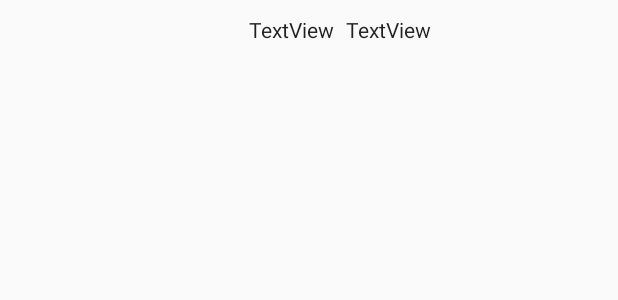
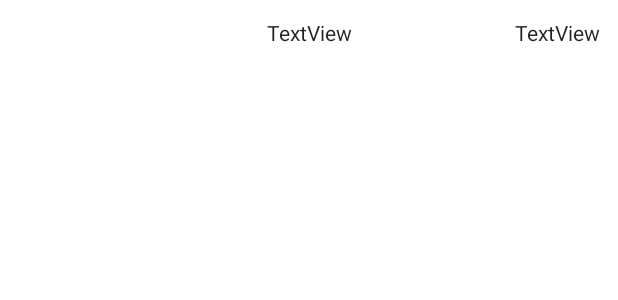
Before and after one commit to kifah1989/Lazy_Cashier, an Android app: the layout currency_text_recycler.xml on its own in the app's theme, with its tools: preview values and no code run, on a phone screen of 412 x 824 dp. Shown: the top 300 px of the screen. Run offline under Robolectric (Android 15) with nearby library versions, the phone set to English and light mode, and no system bars; network calls fail.

Commit message:
added material design

```diff
--- a/app/src/main/res/layout/currency_text_recycler.xml
+++ b/app/src/main/res/layout/currency_text_recycler.xml
@@ -1,33 +1,41 @@
 <?xml version="1.0" encoding="utf-8"?>
-<LinearLayout xmlns:android="http://schemas.android.com/apk/res/android"
+<androidx.constraintlayout.widget.ConstraintLayout xmlns:android="http://schemas.android.com/apk/res/android"
+    xmlns:app="http://schemas.android.com/apk/res-auto"
+    xmlns:tools="http://schemas.android.com/tools"
+    android:id="@+id/linearLayout"
     android:layout_width="match_parent"
     android:layout_height="wrap_content"
-    android:layout_gravity="center|top"
-    android:gravity="center"
-    android:orientation="horizontal">
+    android:padding="8dp">
 
     <ImageView
         android:id="@+id/curimg"
-        android:layout_width="42dp"
-        android:layout_height="26dp"
-        android:layout_gravity="top|left"
-        android:layout_marginTop="4dp"
-        android:padding="4dp" />
+        android:layout_width="65dp"
+        android:layout_height="28dp"
+        app:layout_constraintStart_toStartOf="parent"
+        tools:layout_editor_absoluteY="0dp" />
 
     <TextView
         android:id="@+id/curname"
         android:layout_width="wrap_content"
         android:layout_height="wrap_content"
-        android:layout_marginTop="4dp"
         android:padding="4dp"
-        android:text="TextView" />
+        android:text="TextView"
+        app:layout_constraintEnd_toStartOf="@+id/guideline2"
+        app:layout_constraintStart_toStartOf="@+id/guideline2" />
 
     <TextView
         android:id="@+id/curtxt"
         android:layout_width="wrap_content"
         android:layout_height="wrap_content"
-        android:layout_marginTop="4dp"
         android:padding="4dp"
-        android:text="TextView" />
+        android:text="TextView"
+        app:layout_constraintEnd_toEndOf="parent" />
 
-</LinearLayout>
+    <androidx.constraintlayout.widget.Guideline
+        android:id="@+id/guideline2"
+        android:layout_width="wrap_content"
+        android:layout_height="wrap_content"
+        android:orientation="vertical"
+        app:layout_constraintGuide_percent="0.5" />
+
+</androidx.constraintlayout.widget.ConstraintLayout>
--- a/app/src/main/res/values/colors.xml
+++ b/app/src/main/res/values/colors.xml
@@ -2,5 +2,5 @@
 <resources>
     <color name="colorPrimary">#008577</color>
     <color name="colorPrimaryDark">#00574B</color>
-    <color name="colorAccent">#D81B60</color>
+    <color name="colorAccent">#3498db</color>
 </resources>
--- a/app/src/main/res/values/styles.xml
+++ b/app/src/main/res/values/styles.xml
@@ -1,11 +1,13 @@
 <resources>
 
     <!-- Base application theme. -->
-    <style name="AppTheme" parent="Theme.AppCompat.Light">
+    <style name="AppTheme" parent="Theme.MaterialComponents.Light.NoActionBar.Bridge">
+        <item name="android:background">#ffffffff</item>
+        <item name="colorAccent">@color/colorAccent</item>
+        <item name="spinnerStyle">@style/Widget.AppCompat.Spinner.DropDown.ActionBar</item>
         <!-- Customize your theme here. -->
         <item name="colorPrimary">@color/colorPrimary</item>
-        <item name="colorPrimaryDark">@color/colorPrimaryDark</item>
-        <item name="colorAccent">@color/colorAccent</item>
+        <item name="colorPrimaryDark">@color/colorAccent</item>
         <item name="buttonStyle">@style/MyButtonStyle</item>
         <item name="editTextStyle">@style/MyEditStyle</item>
         <item name="android:textViewStyle">@style/MyTextStyle</item>
@@ -16,7 +18,7 @@
         <item name="android:gravity">center</item>
     </style>
 
-    <style name="MyButtonStyle" parent="Widget.AppCompat.Button">
+    <style name="MyButtonStyle" parent="Widget.MaterialComponents.Button">
         <item name="android:textSize">14sp</item>
     </style>
 
```
Also changed, not shown: app/src/main/java/com/example/lazycashier/MainActivity.kt (+27 -1 lines), app/src/main/res/layout/main_activity.xml (+6 -5 lines).
